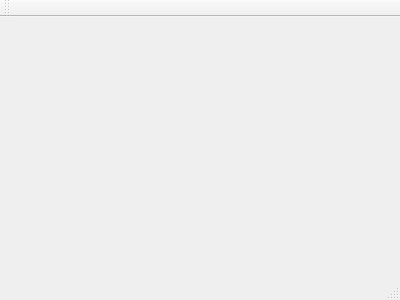
agooddaytowork/newSerialPortWorker, file mainwindow.ui: the form before one commit.
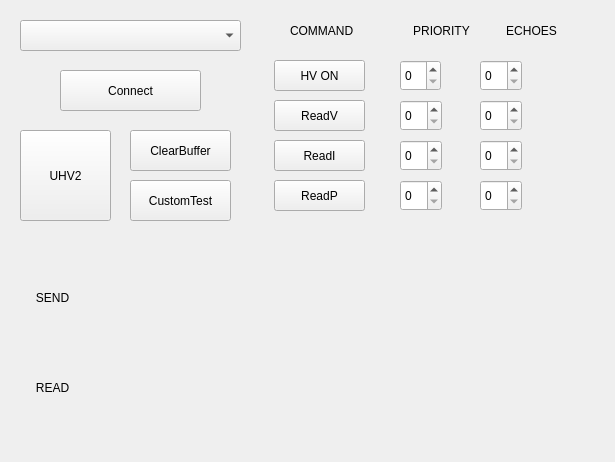
The form after the commit.

```diff
--- a/mainwindow.ui
+++ b/mainwindow.ui
@@ -1,24 +1,318 @@
 <ui version="4.0">
  <class>MainWindow</class>
- <widget class="QMainWindow" name="MainWindow" >
-  <property name="geometry" >
+ <widget class="QMainWindow" name="MainWindow">
+  <property name="geometry">
    <rect>
     <x>0</x>
     <y>0</y>
-    <width>400</width>
-    <height>300</height>
+    <width>615</width>
+    <height>462</height>
    </rect>
   </property>
   <property name="windowTitle" >
    <string>MainWindow</string>
   </property>
-  <widget class="QMenuBar" name="menuBar" />
-  <widget class="QToolBar" name="mainToolBar" />
-  <widget class="QWidget" name="centralWidget" />
-  <widget class="QStatusBar" name="statusBar" />
+  <widget class="QWidget" name="centralWidget">
+   <widget class="QComboBox" name="comboBoxSerialPort">
+    <property name="geometry">
+     <rect>
+      <x>20</x>
+      <y>20</y>
+      <width>221</width>
+      <height>31</height>
+     </rect>
+    </property>
+   </widget>
+   <widget class="QPushButton" name="pushButtonConnect">
+    <property name="geometry">
+     <rect>
+      <x>60</x>
+      <y>70</y>
+      <width>141</width>
+      <height>41</height>
+     </rect>
+    </property>
+    <property name="text">
+     <string>Connect</string>
+    </property>
+   </widget>
+   <widget class="QPushButton" name="pushButtonHVonoff">
+    <property name="geometry">
+     <rect>
+      <x>274</x>
+      <y>60</y>
+      <width>91</width>
+      <height>31</height>
+     </rect>
+    </property>
+    <property name="text">
+     <string>HV ON</string>
+    </property>
+   </widget>
+   <widget class="QSpinBox" name="spinBoxHVonoff">
+    <property name="geometry">
+     <rect>
+      <x>400</x>
+      <y>60</y>
+      <width>41</width>
+      <height>31</height>
+     </rect>
+    </property>
+   </widget>
+   <widget class="QPushButton" name="pushButtonReadV">
+    <property name="geometry">
+     <rect>
+      <x>274</x>
+      <y>100</y>
+      <width>91</width>
+      <height>31</height>
+     </rect>
+    </property>
+    <property name="text">
+     <string>ReadV</string>
+    </property>
+   </widget>
+   <widget class="QPushButton" name="pushButtonReadI">
+    <property name="geometry">
+     <rect>
+      <x>274</x>
+      <y>140</y>
+      <width>91</width>
+      <height>31</height>
+     </rect>
+    </property>
+    <property name="text">
+     <string>ReadI</string>
+    </property>
+   </widget>
+   <widget class="QPushButton" name="pushButtonReadP">
+    <property name="geometry">
+     <rect>
+      <x>274</x>
+      <y>180</y>
+      <width>91</width>
+      <height>31</height>
+     </rect>
+    </property>
+    <property name="text">
+     <string>ReadP</string>
+    </property>
+   </widget>
+   <widget class="QSpinBox" name="spinBoxReadV">
+    <property name="geometry">
+     <rect>
+      <x>400</x>
+      <y>100</y>
+      <width>42</width>
+      <height>31</height>
+     </rect>
+    </property>
+   </widget>
+   <widget class="QSpinBox" name="spinBoxReadI">
+    <property name="geometry">
+     <rect>
+      <x>400</x>
+      <y>140</y>
+      <width>42</width>
+      <height>31</height>
+     </rect>
+    </property>
+   </widget>
+   <widget class="QSpinBox" name="spinBoxReadP">
+    <property name="geometry">
+     <rect>
+      <x>400</x>
+      <y>180</y>
+      <width>42</width>
+      <height>31</height>
+     </rect>
+    </property>
+   </widget>
+   <widget class="QLabel" name="label">
+    <property name="geometry">
+     <rect>
+      <x>290</x>
+      <y>20</y>
+      <width>341</width>
+      <height>21</height>
+     </rect>
+    </property>
+    <property name="text">
+     <string>COMMAND                  PRIORITY           ECHOES</string>
+    </property>
+   </widget>
+   <widget class="QSpinBox" name="spinBoxHVonoff_2">
+    <property name="geometry">
+     <rect>
+      <x>480</x>
+      <y>60</y>
+      <width>42</width>
+      <height>31</height>
+     </rect>
+    </property>
+   </widget>
+   <widget class="QSpinBox" name="spinBoxReadI_2">
+    <property name="geometry">
+     <rect>
+      <x>480</x>
+      <y>140</y>
+      <width>42</width>
+      <height>31</height>
+     </rect>
+    </property>
+   </widget>
+   <widget class="QSpinBox" name="spinBoxReadV_2">
+    <property name="geometry">
+     <rect>
+      <x>480</x>
+      <y>100</y>
+      <width>42</width>
+      <height>31</height>
+     </rect>
+    </property>
+   </widget>
+   <widget class="QSpinBox" name="spinBoxReadP_2">
+    <property name="geometry">
+     <rect>
+      <x>480</x>
+      <y>180</y>
+      <width>42</width>
+      <height>31</height>
+     </rect>
+    </property>
+   </widget>
+   <widget class="QLabel" name="labelSEND">
+    <property name="geometry">
+     <rect>
+      <x>26</x>
+      <y>282</y>
+      <width>61</width>
+      <height>31</height>
+     </rect>
+    </property>
+    <property name="text">
+     <string>   SEND</string>
+    </property>
+   </widget>
+   <widget class="QLabel" name="labelSentMsg">
+    <property name="geometry">
+     <rect>
+      <x>100</x>
+      <y>280</y>
+      <width>491</width>
+      <height>31</height>
+     </rect>
+    </property>
+    <property name="text">
+     <string/>
+    </property>
+    <property name="margin">
+     <number>11</number>
+    </property>
+   </widget>
+   <widget class="QLabel" name="labelSentMessage">
+    <property name="geometry">
+     <rect>
+      <x>100</x>
+      <y>320</y>
+      <width>491</width>
+      <height>31</height>
+     </rect>
+    </property>
+    <property name="text">
+     <string/>
+    </property>
+    <property name="margin">
+     <number>11</number>
+    </property>
+   </widget>
+   <widget class="QLabel" name="labelReadMessage">
+    <property name="geometry">
+     <rect>
+      <x>100</x>
+      <y>410</y>
+      <width>491</width>
+      <height>31</height>
+     </rect>
+    </property>
+    <property name="text">
+     <string/>
+    </property>
+    <property name="margin">
+     <number>11</number>
+    </property>
+   </widget>
+   <widget class="QLabel" name="labelREAD">
+    <property name="geometry">
+     <rect>
+      <x>26</x>
+      <y>372</y>
+      <width>61</width>
+      <height>31</height>
+     </rect>
+    </property>
+    <property name="text">
+     <string>   READ</string>
+    </property>
+   </widget>
+   <widget class="QLabel" name="labelReadMsg">
+    <property name="geometry">
+     <rect>
+      <x>100</x>
+      <y>370</y>
+      <width>491</width>
+      <height>31</height>
+     </rect>
+    </property>
+    <property name="text">
+     <string/>
+    </property>
+    <property name="margin">
+     <number>11</number>
+    </property>
+   </widget>
+   <widget class="QPushButton" name="pushButton_CustomTest">
+    <property name="geometry">
+     <rect>
+      <x>130</x>
+      <y>180</y>
+      <width>101</width>
+      <height>41</height>
+     </rect>
+    </property>
+    <property name="text">
+     <string>CustomTest</string>
+    </property>
+   </widget>
+   <widget class="QPushButton" name="pushButtonClearBuffer">
+    <property name="geometry">
+     <rect>
+      <x>130</x>
+      <y>130</y>
+      <width>101</width>
+      <height>41</height>
+     </rect>
+    </property>
+    <property name="text">
+     <string>ClearBuffer</string>
+    </property>
+   </widget>
+   <widget class="QPushButton" name="pushButton_UHVType">
+    <property name="geometry">
+     <rect>
+      <x>20</x>
+      <y>130</y>
+      <width>91</width>
+      <height>91</height>
+     </rect>
+    </property>
+    <property name="text">
+     <string>UHV2</string>
+    </property>
+   </widget>
+  </widget>
  </widget>
- <layoutDefault spacing="6" margin="11" />
- <pixmapfunction></pixmapfunction>
+ <layoutdefault spacing="6" margin="11"/>
  <resources/>
  <connections/>
 </ui>
```
Left out of the diff: 5 changed lines with no effect on the pictures.
